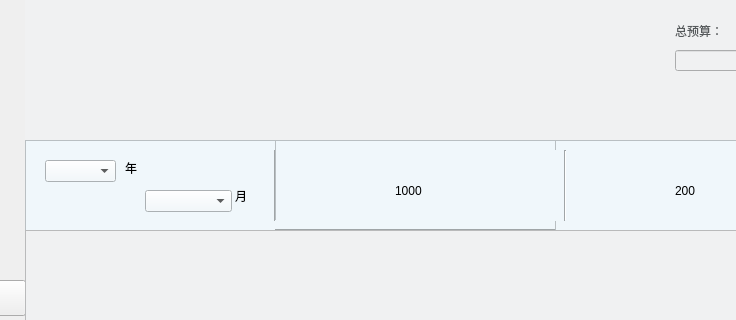
X-wenhao/bookkeeping, file bookkeeping.ui: the form before one commit; both pictures show x 203 to 939 and y 0 to 320 of the 1024 by 768 pixel window.
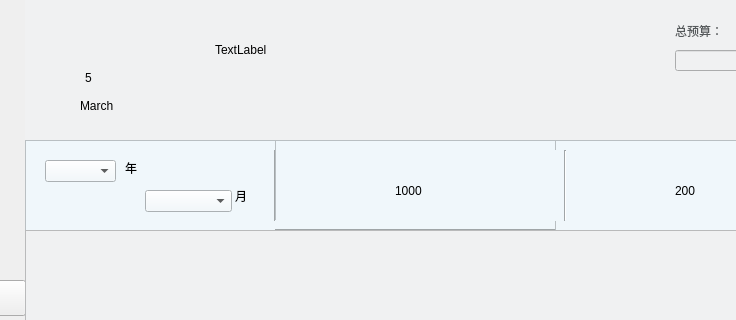
The form after the commit. Icons and pictures are not drawn.

```diff
--- a/bookkeeping.ui
+++ b/bookkeeping.ui
@@ -200,22 +200,6 @@
        <string/>
       </property>
      </widget>
-     <widget class="QLabel" name="cost_2">
-      <property name="geometry">
-       <rect>
-        <x>160</x>
-        <y>26</y>
-        <width>471</width>
-        <height>51</height>
-       </rect>
-      </property>
-      <property name="styleSheet">
-       <string notr="true">border-image: url(:/page/material/page/已花费.png);</string>
-      </property>
-      <property name="text">
-       <string/>
-      </property>
-     </widget>
      <widget class="QWidget" name="widget_2" native="true">
       <property name="geometry">
        <rect>
@@ -501,6 +485,74 @@
        </property>
       </widget>
      </widget>
+     <widget class="QLabel" name="label_39">
+      <property name="geometry">
+       <rect>
+        <x>60</x>
+        <y>60</y>
+        <width>35</width>
+        <height>35</height>
+       </rect>
+      </property>
+      <property name="styleSheet">
+       <string notr="true">font: 25 italic 40pt &quot;Xingkai SC&quot;;</string>
+      </property>
+      <property name="text">
+       <string>5</string>
+      </property>
+     </widget>
+     <widget class="QLabel" name="label_40">
+      <property name="geometry">
+       <rect>
+        <x>55</x>
+        <y>98</y>
+        <width>40</width>
+        <height>16</height>
+       </rect>
+      </property>
+      <property name="text">
+       <string>March</string>
+      </property>
+     </widget>
+     <widget class="QWidget" name="widget_3" native="true">
+      <property name="geometry">
+       <rect>
+        <x>190</x>
+        <y>30</y>
+        <width>420</width>
+        <height>40</height>
+       </rect>
+      </property>
+      <property name="styleSheet">
+       <string notr="true">background-image: url(:/page/material/page/横幅外.png);</string>
+      </property>
+      <widget class="QWidget" name="widget_4" native="true">
+       <property name="geometry">
+        <rect>
+         <x>0</x>
+         <y>0</y>
+         <width>401</width>
+         <height>40</height>
+        </rect>
+       </property>
+       <property name="styleSheet">
+        <string notr="true">border-image: url(:/page/material/page/横幅1(580.5,64.5).png);</string>
+       </property>
+       <widget class="QLabel" name="label_41">
+        <property name="geometry">
+         <rect>
+          <x>0</x>
+          <y>0</y>
+          <width>130</width>
+          <height>40</height>
+         </rect>
+        </property>
+        <property name="text">
+         <string>TextLabel</string>
+        </property>
+       </widget>
+      </widget>
+     </widget>
     </widget>
     <widget class="QWidget" name="page_write">
      <widget class="QPushButton" name="write_new_cost">
```
Left out of the diff: 15 changed lines with no effect on the pictures.
